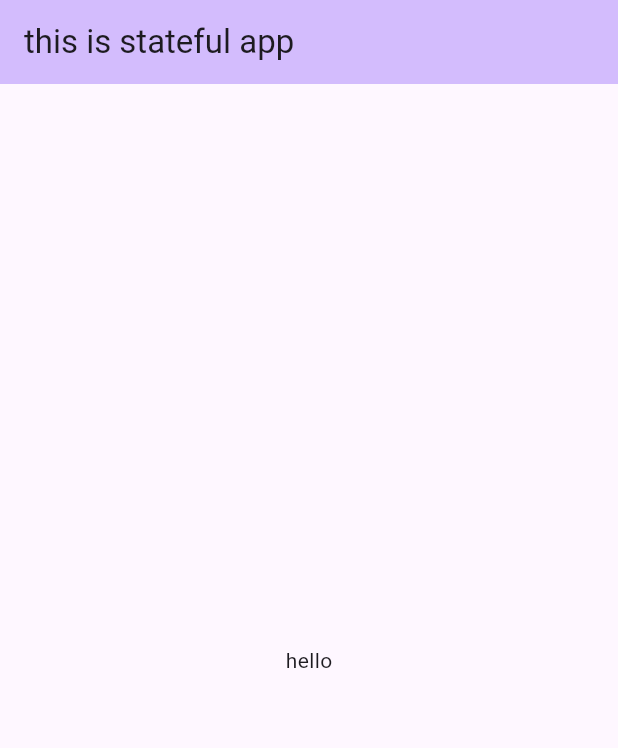
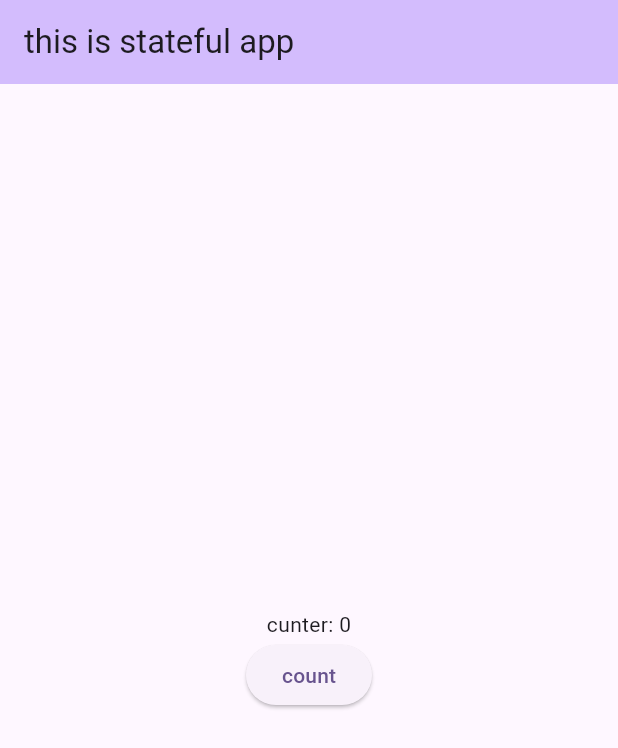
Before and after one commit to Foysalrabby/Flutterparctice60, a Flutter app: the screen it shows after launch, on a phone screen of 412 x 824 dp. Shown: the top 748 px of the screen. Run offline on Flutter 3.47's test engine with Material 3 defaults, Android fonts, the phone set to English and light mode, and no system bars; our stand-ins replace font_awesome_flutter.

Commit message:
setstate methhod reflect buld count

```diff
--- a/lib/main.dart
+++ b/lib/main.dart
@@ -1,4 +1,5 @@
 import 'package:flutter/material.dart';
+import 'package:flutter/scheduler.dart';
 import 'package:font_awesome_flutter/font_awesome_flutter.dart';
 
 void main() {
@@ -10,6 +11,7 @@ class MyApp extends StatelessWidget {
   @override
   Widget build(BuildContext context) {
     return MaterialApp(
+      debugShowCheckedModeBanner: false,
       title: 'Flutter Demo',
       theme: ThemeData(
         colorScheme: ColorScheme.fromSeed(seedColor: Colors.deepPurple),
@@ -33,19 +35,32 @@ class MyHomePage extends StatefulWidget{
 
 // implement StatefulWidget of myhomepageclass in mystate class
 class Mystate extends State<MyHomePage>{
+  var count=0;
   @override
   Widget build(BuildContext context) {
     return Scaffold(
        appBar:AppBar(
          backgroundColor: Theme.of(context).colorScheme.inversePrimary,
-         title: Text("this is stateful app",),
-
-
-
+         title: Text("this is stateful app",)
        ),
 
       body: Center(
-        child: Text("hello"),
+        child: Column(
+          mainAxisAlignment: MainAxisAlignment.center,
+          children: [
+            Text("cunter: $count"),
+            ElevatedButton(onPressed: (){
+
+             count++;
+             print(count);
+             setState(() {
+
+             });
+            }, child: Text("count"))
+          ],
+        ),
+
+
       ),
 
 
```
